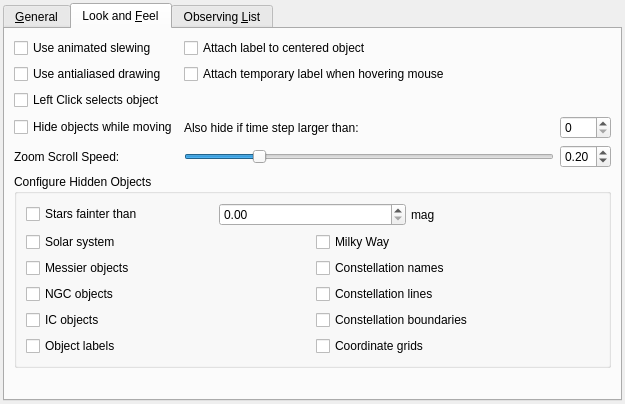
First picture: the form in kstars/options/opsadvanced.ui, repository KDE/kstars, before the edit.
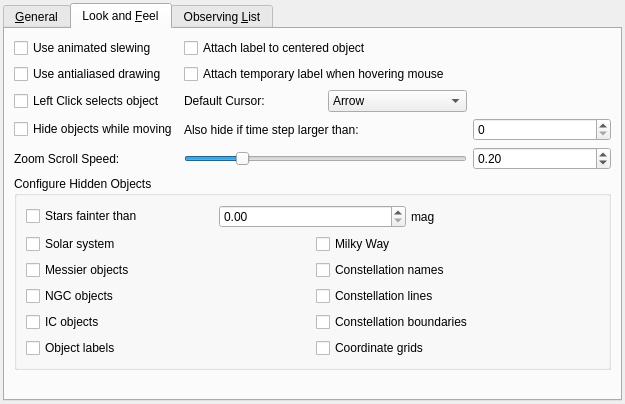
Second picture: the form after the edit. The open tabs and pages were chosen to show the change. Custom widgets are drawn as their Qt base class.

Commit message: Add cursor shapes selections

Diff of the .ui file:
```diff
--- a/kstars/options/opsadvanced.ui
+++ b/kstars/options/opsadvanced.ui
@@ -370,27 +370,9 @@
       <attribute name="title">
        <string>Look and &amp;Feel</string>
       </attribute>
-      <layout class="QHBoxLayout" name="horizontalLayout_2">
-       <item>
         <layout class="QVBoxLayout" name="verticalLayout_3">
          <item>
-          <layout class="QGridLayout" name="gridLayout_3">
-           <item row="4" column="2" colspan="2">
-            <widget class="QDoubleSpinBox" name="kcfg_ZoomScrollFactor">
-             <property name="minimum">
-              <double>0.010000000000000</double>
-             </property>
-             <property name="maximum">
-              <double>1.000000000000000</double>
-             </property>
-             <property name="singleStep">
-              <double>0.100000000000000</double>
-             </property>
-             <property name="value">
-              <double>0.200000000000000</double>
-             </property>
-            </widget>
-           </item>
+        <layout class="QGridLayout" name="gridLayout_2">
            <item row="0" column="0">
             <widget class="QCheckBox" name="kcfg_UseAnimatedSlewing">
              <property name="toolTip">
@@ -417,23 +399,6 @@
              </property>
             </widget>
            </item>
-           <item row="3" column="1">
-            <widget class="QLabel" name="textLabelHideTimeStep">
-             <property name="text">
-              <string>Also hide if time step larger than:</string>
-             </property>
-            </widget>
-           </item>
-           <item row="4" column="0">
-            <widget class="QLabel" name="label_2">
-             <property name="toolTip">
-              <string>Adjust speed of zooming when scrolling in and out with the mouse wheel</string>
-             </property>
-             <property name="text">
-              <string>Zoom Scroll Speed:</string>
-             </property>
-            </widget>
-           </item>
            <item row="1" column="0">
             <widget class="QCheckBox" name="kcfg_UseAntialias">
              <property name="toolTip">
@@ -444,6 +409,52 @@
              </property>
             </widget>
            </item>
+         <item row="1" column="1" colspan="3">
+          <widget class="QCheckBox" name="kcfg_UseHoverLabel">
+           <property name="toolTip">
+            <string>Show name label of centered object?</string>
+           </property>
+           <property name="whatsThis">
+            <string>If checked, a name label will be temporarily attached to an object while it is centered in the display.  You can attach a more persistent label to any object using the right-click popup menu.</string>
+           </property>
+           <property name="text">
+            <string>Attach temporary label when hovering mouse</string>
+           </property>
+          </widget>
+         </item>
+         <item row="2" column="0">
+          <widget class="QCheckBox" name="kcfg_LeftClickSelectsObject">
+           <property name="text">
+            <string>Left Click selects object</string>
+           </property>
+          </widget>
+         </item>
+         <item row="2" column="1">
+          <widget class="QLabel" name="label_6">
+           <property name="text">
+            <string>Default Cursor:</string>
+           </property>
+          </widget>
+         </item>
+         <item row="2" column="2">
+          <widget class="QComboBox" name="kcfg_DefaultCursor">
+           <item>
+            <property name="text">
+             <string>Arrow</string>
+            </property>
+           </item>
+           <item>
+            <property name="text">
+             <string>Cross</string>
+            </property>
+           </item>
+           <item>
+            <property name="text">
+             <string>Circle</string>
+            </property>
+           </item>
+          </widget>
+         </item>
            <item row="3" column="0">
             <widget class="QCheckBox" name="kcfg_HideOnSlew">
              <property name="toolTip">
@@ -457,23 +468,27 @@
              </property>
             </widget>
            </item>
-           <item row="1" column="1" colspan="3">
-            <widget class="QCheckBox" name="kcfg_UseHoverLabel">
-             <property name="toolTip">
-              <string>Show name label of centered object?</string>
-             </property>
-             <property name="whatsThis">
-              <string>If checked, a name label will be temporarily attached to an object while it is centered in the display.  You can attach a more persistent label to any object using the right-click popup menu.</string>
-             </property>
+         <item row="3" column="1" colspan="2">
+          <widget class="QLabel" name="textLabelHideTimeStep">
              <property name="text">
-              <string>Attach temporary label when hovering mouse</string>
+            <string>Also hide if time step larger than:</string>
              </property>
             </widget>
            </item>
-           <item row="3" column="2" colspan="2">
+         <item row="3" column="3">
             <widget class="TimeStepBox" name="SlewTimeScale"/>
            </item>
-           <item row="4" column="1">
+         <item row="4" column="0">
+          <widget class="QLabel" name="label_2">
+           <property name="toolTip">
+            <string>Adjust speed of zooming when scrolling in and out with the mouse wheel</string>
+           </property>
+           <property name="text">
+            <string>Zoom Scroll Speed:</string>
+           </property>
+          </widget>
+         </item>
+         <item row="4" column="1" colspan="2">
             <widget class="QSlider" name="zoomScrollSlider">
              <property name="sizePolicy">
               <sizepolicy hsizetype="Expanding" vsizetype="Fixed">
@@ -498,10 +513,19 @@
              </property>
             </widget>
            </item>
-           <item row="2" column="0">
-            <widget class="QCheckBox" name="kcfg_LeftClickSelectsObject">
-             <property name="text">
-              <string>Left Click selects object</string>
+         <item row="4" column="3">
+          <widget class="QDoubleSpinBox" name="kcfg_ZoomScrollFactor">
+           <property name="minimum">
+            <double>0.010000000000000</double>
+           </property>
+           <property name="maximum">
+            <double>1.000000000000000</double>
+           </property>
+           <property name="singleStep">
+            <double>0.100000000000000</double>
+           </property>
+           <property name="value">
+            <double>0.200000000000000</double>
              </property>
             </widget>
            </item>
@@ -710,13 +734,11 @@
            </property>
            <property name="sizeHint" stdset="0">
             <size>
-             <width>20</width>
-             <height>40</height>
+           <width>574</width>
+           <height>13</height>
             </size>
            </property>
           </spacer>
-         </item>
-        </layout>
        </item>
       </layout>
      </widget>
```
Lines whose indentation alone changed are shown as unchanged. The commit also changes 5 other files.
